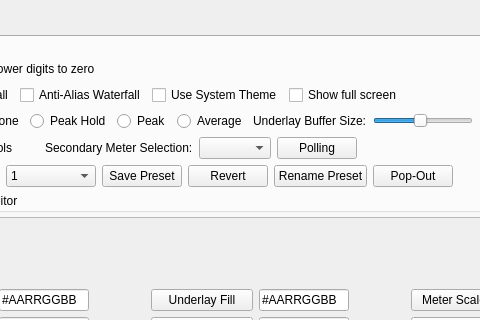
This is wfmain.ui in adecarolis/wfweb as Qt 5 draws it before an edit; both pictures show x 309 to 789 and y 0 to 320 of the 1023 by 660 pixel window. The edited form follows.
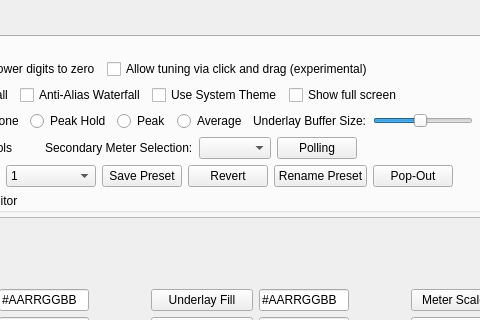
This is the edited form. The open tabs and pages were chosen to show the change. Custom widgets are drawn as their Qt base class.

Commit message: Disable click/drag tuning by default

The edit to the form file:
```diff
--- a/wfmain.ui
+++ b/wfmain.ui
@@ -2915,6 +2915,13 @@
                   </property>
                  </widget>
                 </item>
+                <item>
+                 <widget class="QCheckBox" name="clickDragTuningEnableChk">
+                  <property name="text">
+                   <string>Allow tuning via click and drag (experimental)</string>
+                  </property>
+                 </widget>
+                </item>
                 <item>
                  <spacer name="horizontalSpacer_10">
                   <property name="orientation">
```
Left out of the diff: 4 changed lines with no effect on the pictures. The commit also changes 2 other files.
